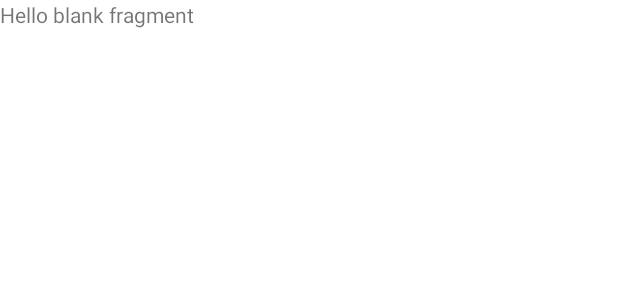
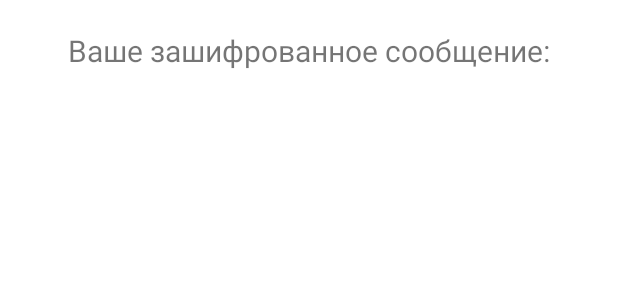
Before and after one commit to Sanek532/SecretMessage, an Android app: the layout fragment_encrypt.xml on its own in the app's theme, with its tools: preview values and no code run, on a phone screen of 412 x 824 dp. Shown: the top 300 px of the screen. Run offline under Robolectric (Android 15) with nearby library versions, the phone set to English and light mode, and no system bars.

Commit message:
Шифровка сообщений

```diff
--- a/app/build.gradle
+++ b/app/build.gradle
@@ -29,6 +29,8 @@ android {
     kotlinOptions {
         jvmTarget = '1.8'
     }
+
+    apply plugin: "androidx.navigation.safeargs"
 }
 
 
--- a/app/src/main/res/layout/fragment_encrypt.xml
+++ b/app/src/main/res/layout/fragment_encrypt.xml
@@ -1,14 +1,22 @@
 <?xml version="1.0" encoding="utf-8"?>
-<FrameLayout xmlns:android="http://schemas.android.com/apk/res/android"
+<LinearLayout
+    xmlns:android="http://schemas.android.com/apk/res/android"
     xmlns:tools="http://schemas.android.com/tools"
     android:layout_width="match_parent"
     android:layout_height="match_parent"
+    android:orientation="vertical"
+    android:gravity="center_horizontal"
     tools:context=".EncryptFragment">
-
-    <!-- TODO: Update blank fragment layout -->
     <TextView
-        android:layout_width="match_parent"
-        android:layout_height="match_parent"
-        android:text="@string/hello_blank_fragment" />
-
-</FrameLayout>
+        android:layout_width="wrap_content"
+        android:layout_height="wrap_content"
+        android:layout_marginTop="20dp"
+        android:textSize="20sp"
+        android:text="@string/encrypt_text" />
+    <TextView
+        android:id="@+id/encrypted_message"
+        android:layout_width="wrap_content"
+        android:layout_height="wrap_content"
+        android:layout_marginTop="20dp"
+        android:textSize="20sp"/>
+</LinearLayout>
```
Also changed, not shown: app/src/main/java/com/bignerdranch/android/secretmessage/EncryptFragment.kt (+8 -50 lines), app/src/main/java/com/bignerdranch/android/secretmessage/MessageFragment.kt (+17 -4 lines), app/src/main/res/navigation/nav_graph.xml (+15 -1 lines), build.gradle (+10 -0 lines).
